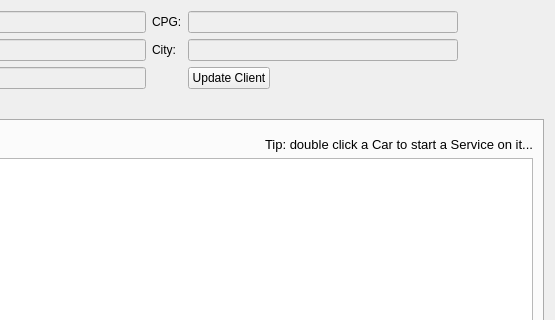
bedi1982/Oficina, file Client_Services_History.ui: the form before one commit; both pictures show x 435 to 990 and y 0 to 320 of the 990 by 642 pixel window.
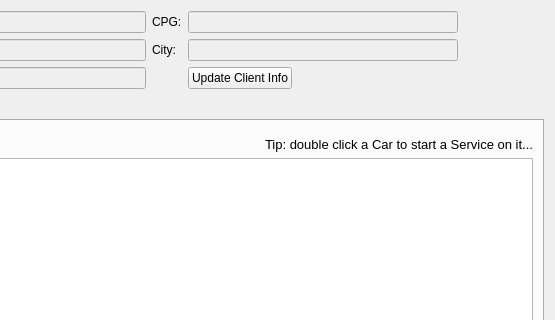
The form after the commit. Icons and pictures are not drawn.

What changed in the file:
```diff
--- a/Client_Services_History.ui
+++ b/Client_Services_History.ui
@@ -370,7 +370,7 @@
       <enum>Qt::LeftToRight</enum>
      </property>
      <property name="text">
-      <string>Update Client</string>
+      <string>Update Client Info</string>
      </property>
      <property name="icon">
       <iconset resource="images/images.qrc">
```
